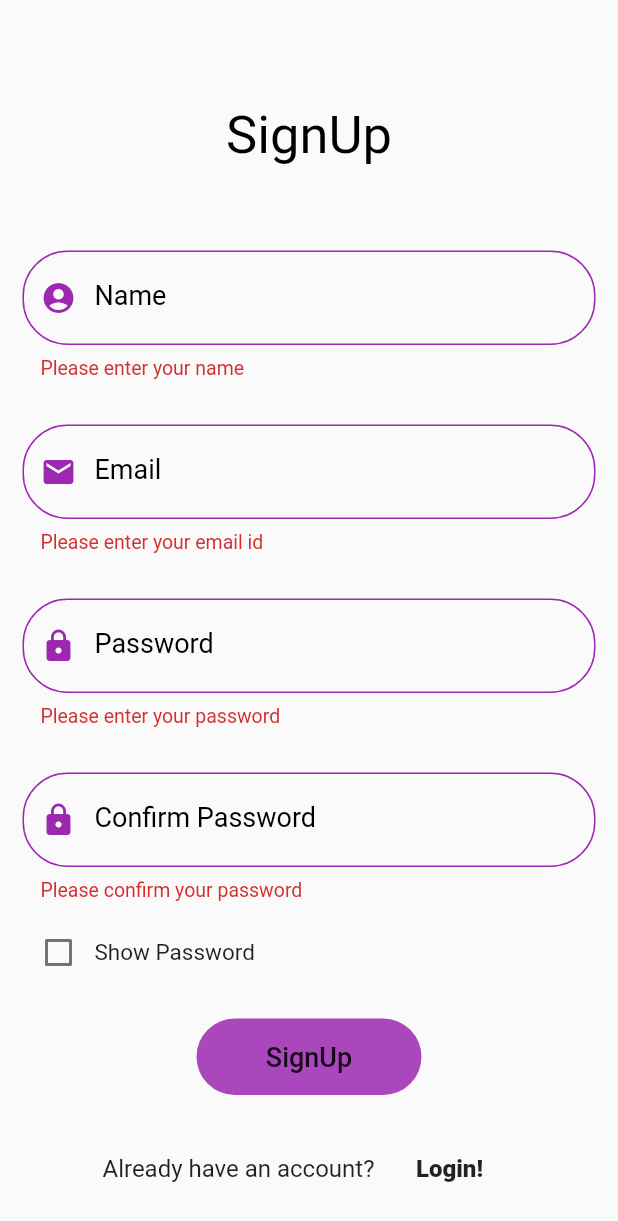
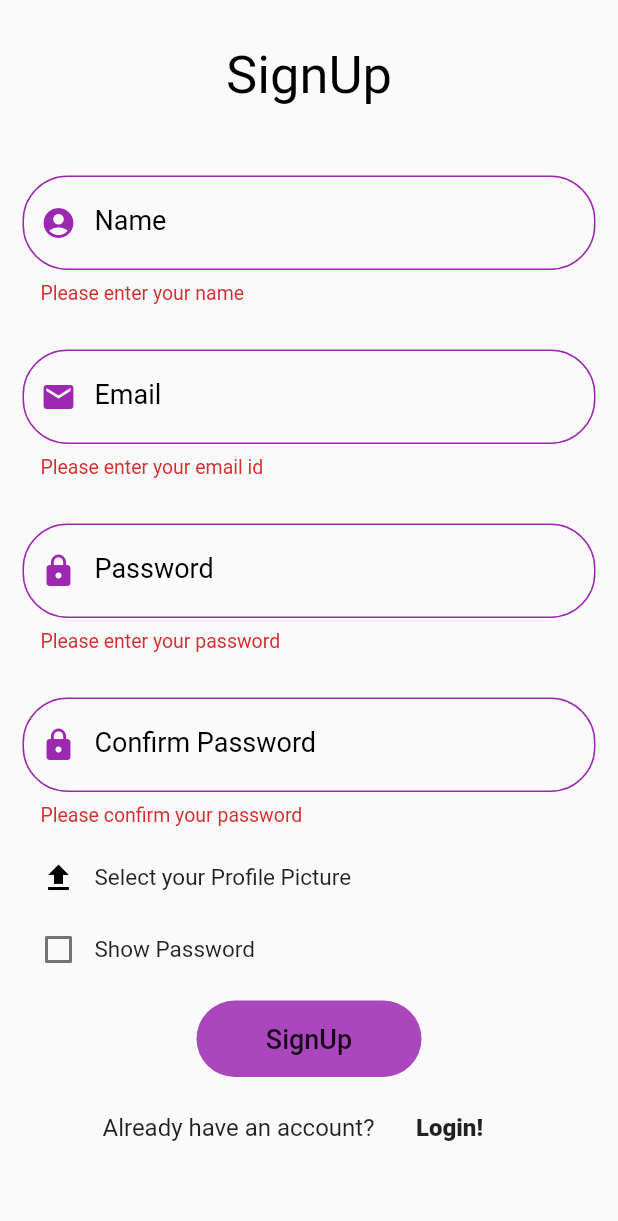
Before and after one commit to SharmaAkshat007/TheSocialHub, a Flutter app: the SignUp screen opened by its route, after a tap on "SignUp", on a phone screen of 412 x 824 dp. Shown: the top 1221 px of the screen. Run offline on Flutter 3.47's test engine with Material 2 defaults, Android fonts, the phone set to English and light mode, and no system bars; our stand-ins replace cloud_firestore, firebase_auth, flutter_spinkit, image_picker; accounts and stored records are empty.

Commit message:
profile picture added

```diff
--- /dev/null
+++ b/lib/models/postModel.dart
@@ -0,0 +1,10 @@
+import 'dart:io';
+
+class PostModel {
+  String name;
+  String caption;
+  File profile;
+  File post;
+
+  PostModel({this.name, this.caption, this.profile, this.post});
+}
--- a/lib/models/signUp.dart
+++ b/lib/models/signUp.dart
@@ -1,8 +1,16 @@
+import 'dart:io';
+
 class SignUpUser {
   String name;
   String email;
   String password;
   String confirmPassword;
+  File profileImage;
 
-  SignUpUser({this.name, this.email, this.password, this.confirmPassword});
+  SignUpUser(
+      {this.name,
+      this.email,
+      this.password,
+      this.confirmPassword,
+      this.profileImage});
 }
--- a/lib/services/authService.dart
+++ b/lib/services/authService.dart
@@ -1,4 +1,5 @@
 import 'package:firebase_auth/firebase_auth.dart';
+import 'dart:io';
 
 class Auth {
   final FirebaseAuth _auth = FirebaseAuth.instance;
@@ -8,8 +9,8 @@ class Auth {
   }
 
   Future registerWithEmailAndPassword(
-      String name, String email, String password) async {
-    print(name);
+      String name, String email, String password, File profileImage) async {
+    print(profileImage);
     try {
       AuthResult result = await _auth.createUserWithEmailAndPassword(
           email: email, password: password);
@@ -24,6 +25,7 @@ class Auth {
     try {
       AuthResult result = await _auth.signInWithEmailAndPassword(
           email: email, password: password);
+
       FirebaseUser user = result.user;
       return user;
     } catch (err) {
--- a/lib/services/dbService.dart
+++ b/lib/services/dbService.dart
@@ -1,4 +1,8 @@
+import 'package:cloud_firestore/cloud_firestore.dart';
+
 class DbService {
+  final CollectionReference posts = Firestore.instance.collection('Posts');
+
   Future<void> insert() async {}
 
   Future<void> update() async {}
--- a/lib/src/screens/authenticate/signup.dart
+++ b/lib/src/screens/authenticate/signup.dart
@@ -1,7 +1,10 @@
+import 'dart:io';
+
 import 'package:flutter/material.dart';
 import 'package:petStore/services/authService.dart';
 import 'package:petStore/src/widgets/loading.dart';
 import '../../../models/signUp.dart';
+import 'package:petStore/services/imagePicker.dart';
 
 class SignUp extends StatefulWidget {
   @override
@@ -14,11 +17,17 @@ class _SignUpState extends State<SignUp> {
   final SignUpUser user =
       new SignUpUser(name: '', email: '', password: '', confirmPassword: '');
 
+  File dp;
+
   bool _showValue;
 
   bool _showError;
 
   bool _loading;
+
+  bool _firebaseError;
+  bool _fileUploaded;
+
   final name = TextEditingController();
   final emailId = TextEditingController();
   final password = TextEditingController();
@@ -27,19 +36,102 @@ class _SignUpState extends State<SignUp> {
   @override
   void initState() {
     super.initState();
-    error = "Email already exists or password too weak!";
+
     _showError = false;
     _showValue = false;
     _loading = false;
+    _firebaseError = false;
+    _fileUploaded = false;
   }
 
-  String error;
   @override
   void dispose() {
     emailId.dispose();
     password.dispose();
     confirmpassword.dispose();
+    name.dispose();
     super.dispose();
+  }
+
+  void dialog() {
+    showDialog(
+        context: context,
+        builder: (BuildContext context) {
+          return AlertDialog(
+            title: Text(
+              "Camera or Photos",
+              style: TextStyle(
+                fontSize: 19,
+                fontWeight: FontWeight.normal,
+              ),
+            ),
+            elevation: 30.0,
+            shape: RoundedRectangleBorder(
+              borderRadius: BorderRadius.circular(10),
+            ),
+            actions: [
+              Padding(
+                padding: const EdgeInsets.only(right: 5.0, bottom: 5.0),
+                child: IconButton(
+                  splashColor: Colors.purple[100],
+                  color: Colors.purple[400],
+                  icon: Icon(
+                    Icons.camera_alt,
+                  ),
+                  onPressed: () async {
+                    File image = await PickImage().captureImage(true);
+
+                    if (image != null) {
+                      setState(() {
+                        dp = image;
+                        _fileUploaded = true;
+                      });
+                      Navigator.pop(context);
+                    } else {
+                      Navigator.pop(context);
+                    }
+                  },
+                ),
+              ),
+              Padding(
+                padding: const EdgeInsets.only(right: 5.0, bottom: 5.0),
+                child: IconButton(
+                  color: Colors.purple[400],
+                  splashColor: Colors.purple[100],
+                  icon: Icon(
+                    Icons.photo,
+                  ),
+                  onPressed: () async {
+                    dynamic image = await PickImage().captureImage(false);
+
+                    if (image != null) {
+                      setState(() {
+                        dp = image;
+                        _fileUploaded = true;
+                      });
+                      Navigator.pop(context);
+                    } else {
+                      Navigator.pop(context);
+                    }
+                  },
+                ),
+              ),
+              Padding(
+                padding: const EdgeInsets.only(right: 5.0, bottom: 5.0),
+                child: IconButton(
+                  color: Colors.purple[400],
+                  splashColor: Colors.purple[100],
+                  icon: Icon(
+                    Icons.cancel,
+                  ),
+                  onPressed: () {
+                    Navigator.pop(context);
+                  },
+                ),
+              ),
+            ],
+          );
+        });
   }
 
   @override
@@ -50,7 +142,7 @@ class _SignUpState extends State<SignUp> {
             body: SafeArea(
               child: SingleChildScrollView(
                 child: Container(
-                  margin: EdgeInsets.only(top: 70),
+                  margin: EdgeInsets.only(top: 30),
                   child: Column(
                     mainAxisAlignment: MainAxisAlignment.start,
                     children: [
@@ -79,14 +171,16 @@ class _SignUpState extends State<SignUp> {
                                   icon: Icon(Icons.cancel_sharp),
                                 ),
                                 Text(
-                                  error,
+                                  _firebaseError
+                                      ? 'Email already exits or password too weak'
+                                      : 'Please upload your Profile Picture',
                                   style: TextStyle(
                                       color: Colors.red, fontSize: 15),
                                 ),
                               ],
                             )
                           : Text(''),
-                      SizedBox(height: 20),
+                      SizedBox(height: 10),
                       Form(
                         key: _form,
                         child: Column(
@@ -319,6 +413,33 @@ class _SignUpState extends State<SignUp> {
                         padding: EdgeInsets.only(left: 15, right: 15),
                         child: Row(
                           children: [
+                            IconButton(
+                              icon: Icon(Icons.file_upload),
+                              color: Colors.black,
+                              onPressed: dialog,
+                              tooltip: 'Add Image',
+                              splashColor: Colors.purple[100],
+                            ),
+                            Text(
+                              'Select your Profile Picture',
+                              style: TextStyle(
+                                fontSize: 15,
+                              ),
+                            ),
+                            SizedBox(width: 50),
+                            _fileUploaded
+                                ? Icon(
+                                    Icons.done,
+                                    color: Colors.green,
+                                  )
+                                : Text('')
+                          ],
+                        ),
+                      ),
+                      Padding(
+                        padding: EdgeInsets.only(left: 15, right: 15),
+                        child: Row(
+                          children: [
                             Checkbox(
                               value: _showValue,
                               activeColor: Colors.purple,
@@ -338,31 +459,44 @@ class _SignUpState extends State<SignUp> {
                         ),
                       ),
                       SizedBox(
-                        height: 20,
+                        height: 10,
                       ),
                       FlatButton(
                         onPressed: () async {
                           if (_form.currentState.validate()) {
+                            if (dp == null) {
+                              setState(() {
+                                _showError = true;
+
+                                _firebaseError = false;
+                              });
+                            } else {
+                              user.profileImage = dp;
                               setState(() {
                                 _loading = true;
                               });
                               dynamic resultUser = await Auth()
                                   .registerWithEmailAndPassword(
-                                    user.name, user.email, user.password);
+                                      user.name,
+                                      user.email,
+                                      user.password,
+                                      user.profileImage);
 
                               if (resultUser == null) {
-                              print(user.name);
                                 setState(() {
                                   _showError = true;
+                                  _firebaseError = true;
                                   _loading = false;
                                 });
                               } else {
-                              Navigator.pushReplacementNamed(context, '/login');
+                                Navigator.pushReplacementNamed(
+                                    context, '/login');
                               }
                               emailId.clear();
                               password.clear();
                               confirmpassword.clear();
                               name.clear();
+                            }
                           }
                         },
                         child: Text(
@@ -379,7 +513,7 @@ class _SignUpState extends State<SignUp> {
                             borderRadius:
                                 BorderRadius.all(Radius.circular(30))),
                       ),
-                      SizedBox(height: 25),
+                      SizedBox(height: 10),
                       Row(
                         mainAxisAlignment: MainAxisAlignment.center,
                         children: [
```
Also changed, not shown: lib/src/screens/home/profileScreen/user.dart (+7 -0 lines). Lines whose indentation alone changed are shown as unchanged.
